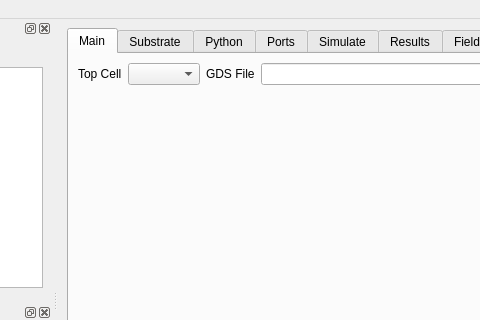
Before: the Qt Designer form src/mainwindow.ui in IHP-GmbH/EMStudio, drawn with Qt 5; both pictures show x 222 to 702 and y 0 to 320 of the 1070 by 603 pixel window.
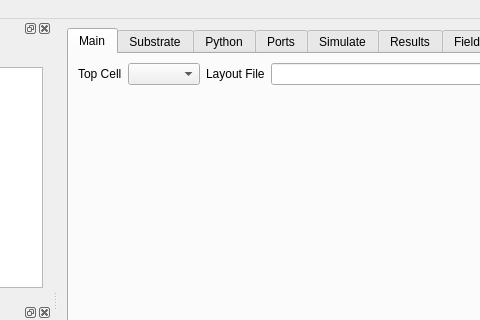
After: the same form once the commit is applied. Custom widgets are drawn as their Qt base class.

Commit message:
Accept ROOM layout files and convert them to GDS before Run.
Rename the Main-tab field to Layout File (GDS/ROOM tips and filters), add room_to_gds materialization for preview and solvers, and keep the script path as ROOM after the run.

Patch:
```diff
--- a/src/mainwindow.ui
+++ b/src/mainwindow.ui
@@ -40,7 +40,7 @@
           <item>
            <widget class="QLabel" name="label_2">
             <property name="text">
-             <string>GDS File</string>
+             <string>Layout File</string>
             </property>
            </widget>
           </item>
```
The commit also changes 17 other files.
